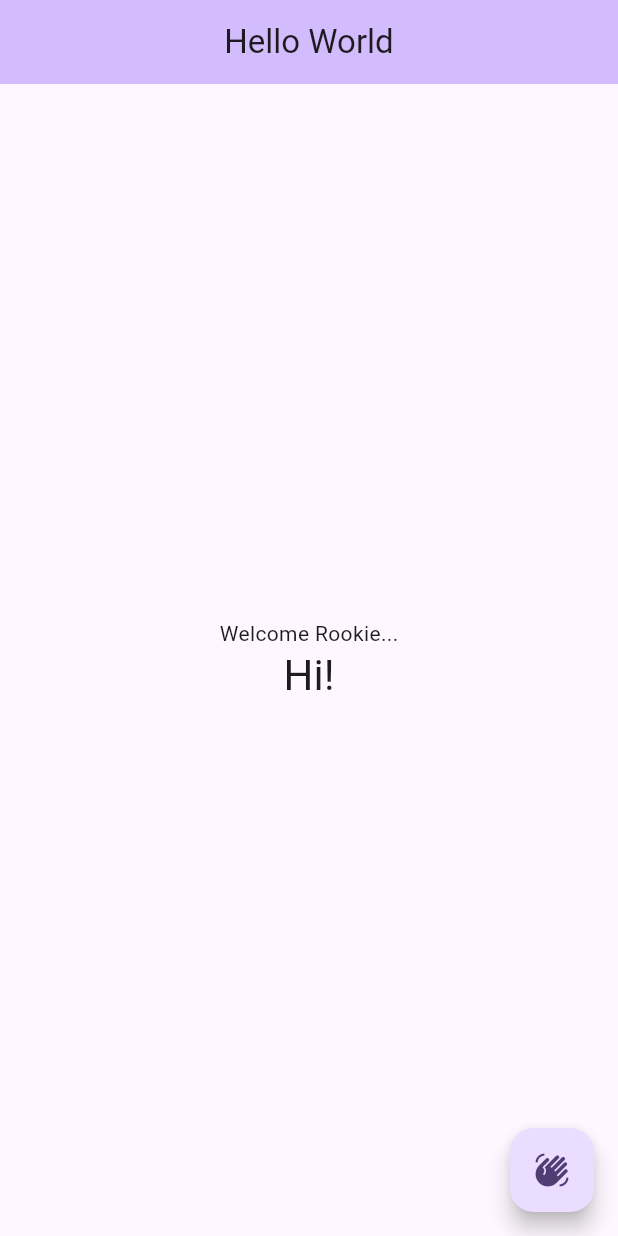
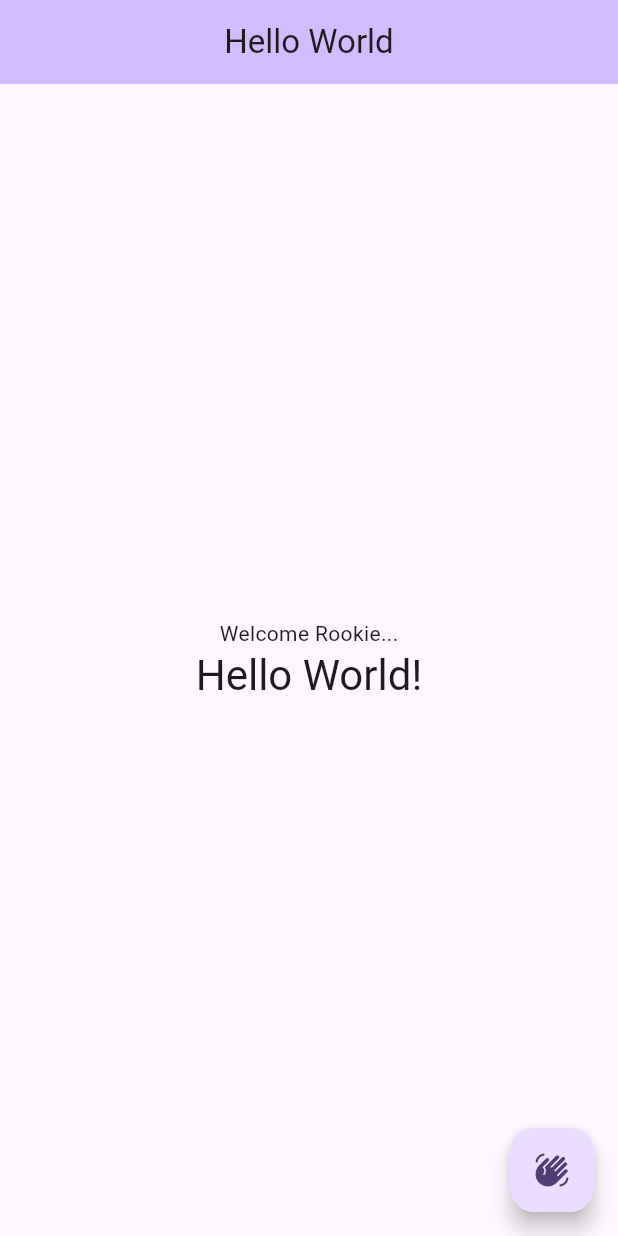
Before and after one commit to AvitBrian/alu_mobile_development, a Flutter app: the screen it shows after launch, after a tap on the "waving hand" icon, on a phone screen of 412 x 824 dp. Run offline on Flutter 3.47's test engine with Material 3 defaults, Android fonts, the phone set to English and light mode, and no system bars.

Commit message:
Update main.dart

```diff
--- a/Hello world/lib/main.dart
+++ b/Hello world/lib/main.dart
@@ -57,7 +57,7 @@ class _MyHomePageState extends State<MyHomePage> {
             Visibility(
               visible: _toggled,
               child: Text(
-                "Hi!",
+                "Hello World!",
                 style: Theme.of(context).textTheme.headlineMedium,
               ),
             )
```
